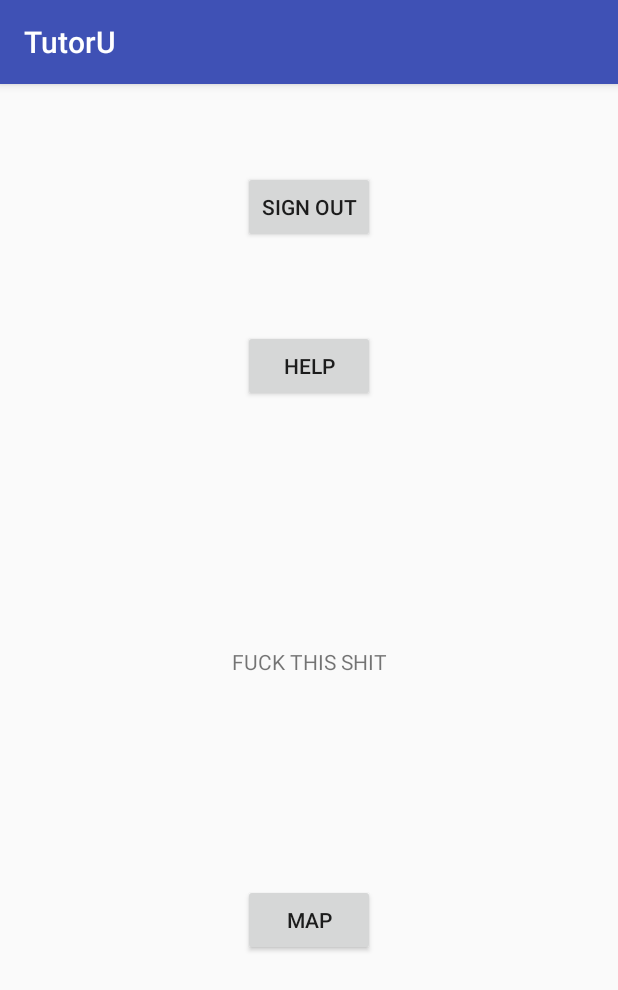
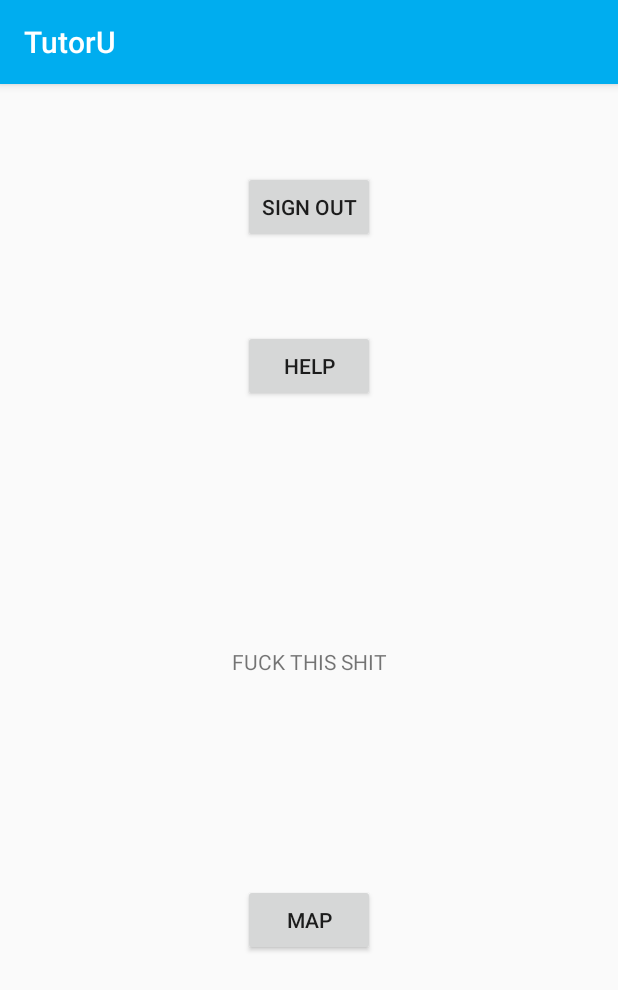
Before and after one commit to illphil610/TutorU, an Android app: the screen it shows after launch once a user with an empty profile is signed in (MainActivity), on a phone screen of 412 x 824 dp. Shown: the top 990 px of the screen. Run offline under Robolectric (Android 15) with nearby library versions, the phone set to English and light mode, and no system bars; our stand-ins replace Firebase (no records; nobody signed in at launch, a user with empty details on screens opened directly); libraries missing offline, so code that uses them is left out: org.jetbrains.anko; 2 statements that could not run were skipped.

Commit message:
Changed tool bar colors

```diff
--- a/app/src/main/res/values/colors.xml
+++ b/app/src/main/res/values/colors.xml
@@ -1,6 +1,7 @@
 <?xml version="1.0" encoding="utf-8"?>
 <resources>
-    <color name="colorPrimary">#3F51B5</color>
-    <color name="colorPrimaryDark">#303F9F</color>
+    <color name="colorPrimary">#00ADEF</color>
+    <color name="colorPrimaryDark">#007ebc</color>
     <color name="colorAccent">#FF4081</color>
+    <color name="colorLight">#66dfff</color>
 </resources>
```
